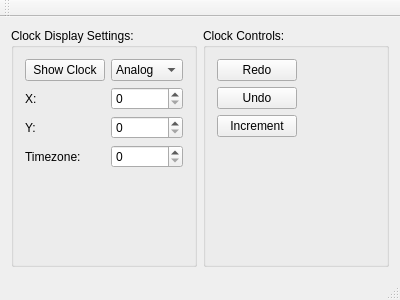
Above: mainwindow.ui from LariscusObscurus/SWPClock before the change. Below: the same form after it.
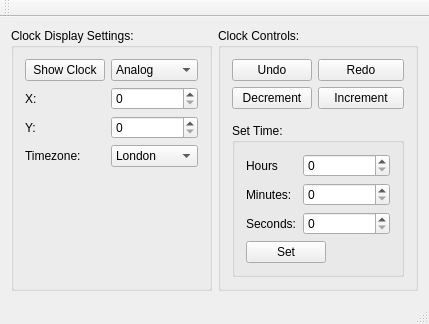
That is the form after the change.

```diff
--- a/mainwindow.ui
+++ b/mainwindow.ui
@@ -6,8 +6,8 @@
    <rect>
     <x>0</x>
     <y>0</y>
-    <width>400</width>
-    <height>300</height>
+    <width>429</width>
+    <height>324</height>
    </rect>
   </property>
   <property name="windowTitle">
@@ -70,9 +70,6 @@
          </property>
         </widget>
        </item>
-       <item row="3" column="1">
-        <widget class="QSpinBox" name="spinBox_3"/>
-       </item>
        <item row="3" column="0">
         <widget class="QLabel" name="label_3">
          <property name="text">
@@ -80,6 +77,35 @@
          </property>
         </widget>
        </item>
+       <item row="3" column="1">
+        <widget class="QComboBox" name="comboBox_2">
+         <item>
+          <property name="text">
+           <string>London</string>
+          </property>
+         </item>
+         <item>
+          <property name="text">
+           <string>Paris</string>
+          </property>
+         </item>
+         <item>
+          <property name="text">
+           <string>Wien</string>
+          </property>
+         </item>
+         <item>
+          <property name="text">
+           <string>New York</string>
+          </property>
+         </item>
+         <item>
+          <property name="text">
+           <string>Tokyo</string>
+          </property>
+         </item>
+        </widget>
+       </item>
       </layout>
      </widget>
     </item>
@@ -88,26 +114,99 @@
       <property name="title">
        <string>Clock Controls:</string>
       </property>
-      <layout class="QFormLayout" name="formLayout_3">
-       <item row="0" column="0">
-        <widget class="QPushButton" name="pushButton_4">
-         <property name="text">
-          <string>Redo</string>
-         </property>
-        </widget>
+      <layout class="QVBoxLayout" name="verticalLayout_2">
+       <item>
+        <layout class="QFormLayout" name="formLayout_4">
+         <item row="0" column="0">
+          <widget class="QPushButton" name="pushButton_3">
+           <property name="text">
+            <string>Undo</string>
+           </property>
+          </widget>
+         </item>
+         <item row="0" column="1">
+          <widget class="QPushButton" name="pushButton_4">
+           <property name="text">
+            <string>Redo</string>
+           </property>
+          </widget>
+         </item>
+         <item row="1" column="0">
+          <widget class="QPushButton" name="pushButton_5">
+           <property name="text">
+            <string>Decrement</string>
+           </property>
+          </widget>
+         </item>
+         <item row="1" column="1">
+          <widget class="QPushButton" name="pushButton_2">
+           <property name="text">
+            <string>Increment</string>
+           </property>
+          </widget>
+         </item>
+        </layout>
        </item>
-       <item row="1" column="0">
-        <widget class="QPushButton" name="pushButton_3">
-         <property name="text">
-          <string>Undo</string>
+       <item>
+        <widget class="QGroupBox" name="groupBox_3">
+         <property name="title">
+          <string>Set Time:</string>
          </property>
-        </widget>
-       </item>
-       <item row="2" column="0">
-        <widget class="QPushButton" name="pushButton_2">
-         <property name="text">
-          <string>Increment</string>
-         </property>
+         <layout class="QFormLayout" name="formLayout">
+          <item row="1" column="0">
+           <widget class="QPushButton" name="pushButton_6">
+            <property name="text">
+             <string>Set</string>
+            </property>
+           </widget>
+          </item>
+          <item row="0" column="0" colspan="2">
+           <layout class="QFormLayout" name="formLayout_3">
+            <item row="0" column="1">
+             <widget class="QSpinBox" name="hour">
+              <property name="maximum">
+               <number>23</number>
+              </property>
+             </widget>
+            </item>
+            <item row="0" column="0">
+             <widget class="QLabel" name="label_4">
+              <property name="text">
+               <string>Hours</string>
+              </property>
+             </widget>
+            </item>
+            <item row="1" column="1">
+             <widget class="QSpinBox" name="minute">
+              <property name="maximum">
+               <number>59</number>
+              </property>
+             </widget>
+            </item>
+            <item row="2" column="1">
+             <widget class="QSpinBox" name="second">
+              <property name="maximum">
+               <number>59</number>
+              </property>
+             </widget>
+            </item>
+            <item row="1" column="0">
+             <widget class="QLabel" name="label_5">
+              <property name="text">
+               <string>Minutes:</string>
+              </property>
+             </widget>
+            </item>
+            <item row="2" column="0">
+             <widget class="QLabel" name="label_6">
+              <property name="text">
+               <string>Seconds:</string>
+              </property>
+             </widget>
+            </item>
+           </layout>
+          </item>
+         </layout>
         </widget>
        </item>
       </layout>
```
Left out of the diff: 2 changed lines with no effect on the pictures.
